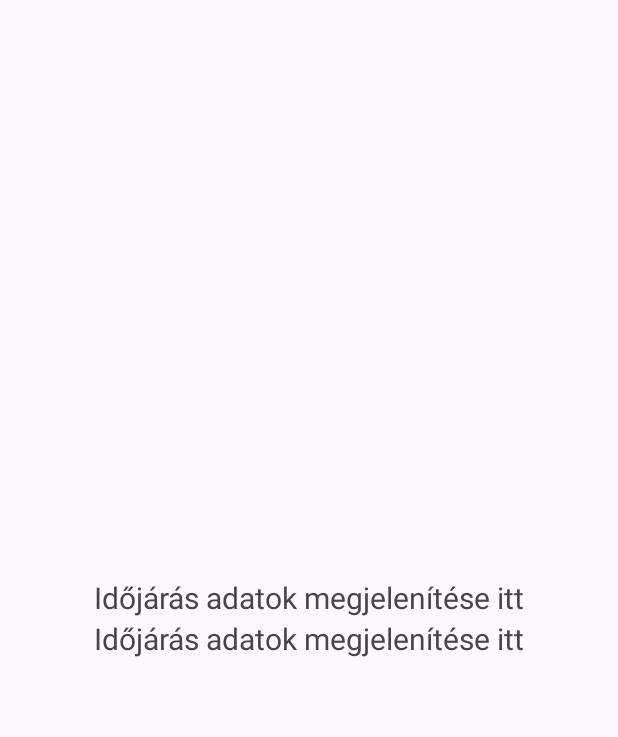
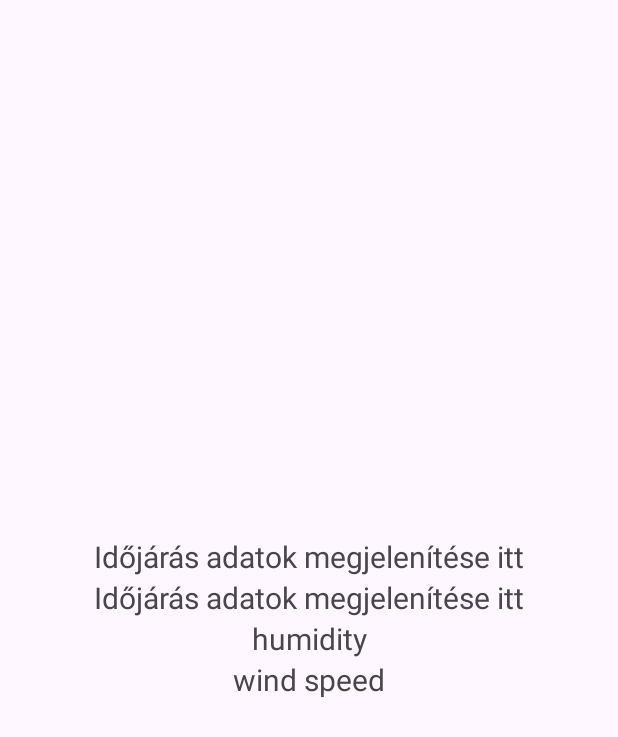
Before and after one commit to pmarcell-menemjo/KotlinBasics, an Android app: the WeatherActivity screen opened directly, with no data from a screen before it, on a phone screen of 412 x 824 dp. Shown: the top 737 px of the screen. Run offline under Robolectric (Android 15) with nearby library versions, the phone set to English and light mode, and no system bars.

Commit message:
commit 12.09

```diff
--- a/app/src/main/java/com/example/myapplication/WeatherActivity.kt
+++ b/app/src/main/java/com/example/myapplication/WeatherActivity.kt
@@ -20,6 +20,8 @@ class WeatherActivity : AppCompatActivity() {
 
     private lateinit var textviewTemp: TextView
     private lateinit var textviewTempmin: TextView
+    private lateinit var textviewHumidity: TextView
+    private lateinit var textviewWindspeed: TextView
     private val apiKey = "d1b1ac023a2486b6b94a4f6a46198ca2"
 
     @SuppressLint("MissingInflatedId")
@@ -35,6 +37,8 @@ class WeatherActivity : AppCompatActivity() {
 
         textviewTemp = findViewById(R.id.textview_temp)
         textviewTempmin = findViewById(R.id.textview_tempmin)
+        textviewHumidity = findViewById(R.id.textview_humidity)
+        textviewWindspeed = findViewById(R.id.textview_windspeed)
         fetchWeatherData()
 
 
@@ -58,9 +62,13 @@ class WeatherActivity : AppCompatActivity() {
                     val weatherResponse = response.body()
                     if (weatherResponse != null){
                         val weatherInfo = weatherResponse.main.temp
-                        textviewTemp.text = weatherInfo.toString()
+                        textviewTemp.text = "current temp: fasz " + weatherInfo.toString()
                         val weatherInfo2 = weatherResponse.main.temp_min
-                        textviewTempmin.text = weatherInfo2.toString()
+                        textviewTempmin.text = "min temp: " + weatherInfo2.toString()
+                        val weatherInfo3 = weatherResponse.main.humidity
+                        textviewHumidity.text = "humidity: " + weatherInfo3.toString()
+                        val weatherInfo4 = weatherResponse.wind.speed
+                        textviewWindspeed.text = "wind speed: " + weatherInfo4.toString()
                     }
                 }
             }
--- a/app/src/main/res/layout/activity_weather.xml
+++ b/app/src/main/res/layout/activity_weather.xml
@@ -23,4 +23,20 @@
         android:text="Időjárás adatok megjelenítése itt"
         android:textSize="20sp"/>
 
+    <TextView
+        android:id="@+id/textview_humidity"
+        android:layout_width="match_parent"
+        android:layout_height="wrap_content"
+        android:gravity="center"
+        android:text="humidity"
+        android:textSize="20sp" />
+
+    <TextView
+        android:id="@+id/textview_windspeed"
+        android:layout_width="match_parent"
+        android:layout_height="wrap_content"
+        android:gravity="center"
+        android:text="wind speed"
+        android:textSize="20sp" />
+
 </LinearLayout>
```
Also changed, not shown: app/src/main/java/com/example/myapplication/model/WeatherResponse.kt (+8 -2 lines).
